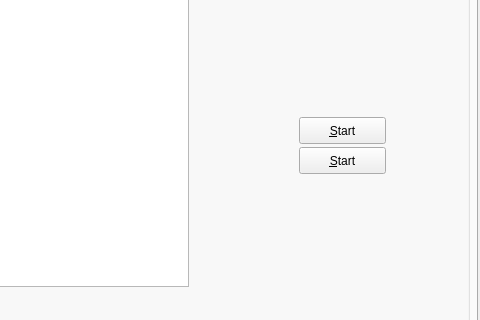
Above: mrVision/src/mrVision/gui/mainGUI.ui from NorthernStars/MR-Vision before the change; both pictures show x 313 to 793 and y 119 to 439 of the 793 by 622 pixel window. Below: the same form after it.
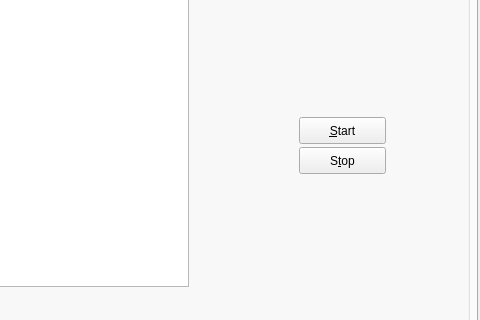
That is the form after the change. The open tabs and pages were chosen to show the change.

Commit message: Added functions to set manual borders for croped image.

What changed in the file:
```diff
--- a/mrVision/src/mrVision/gui/mainGUI.ui
+++ b/mrVision/src/mrVision/gui/mainGUI.ui
@@ -820,7 +820,7 @@
        </rect>
       </property>
       <property name="text">
-       <string>&amp;Start</string>
+       <string>S&amp;top</string>
       </property>
      </widget>
     </widget>
```
The commit also changes 2 other files.
